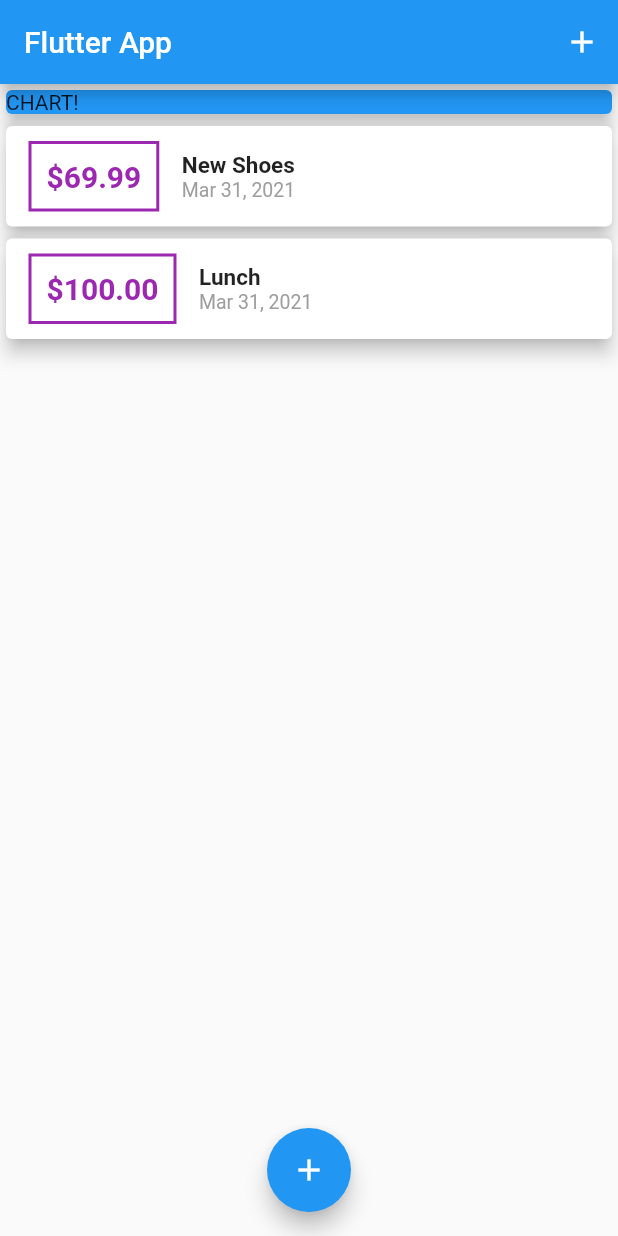
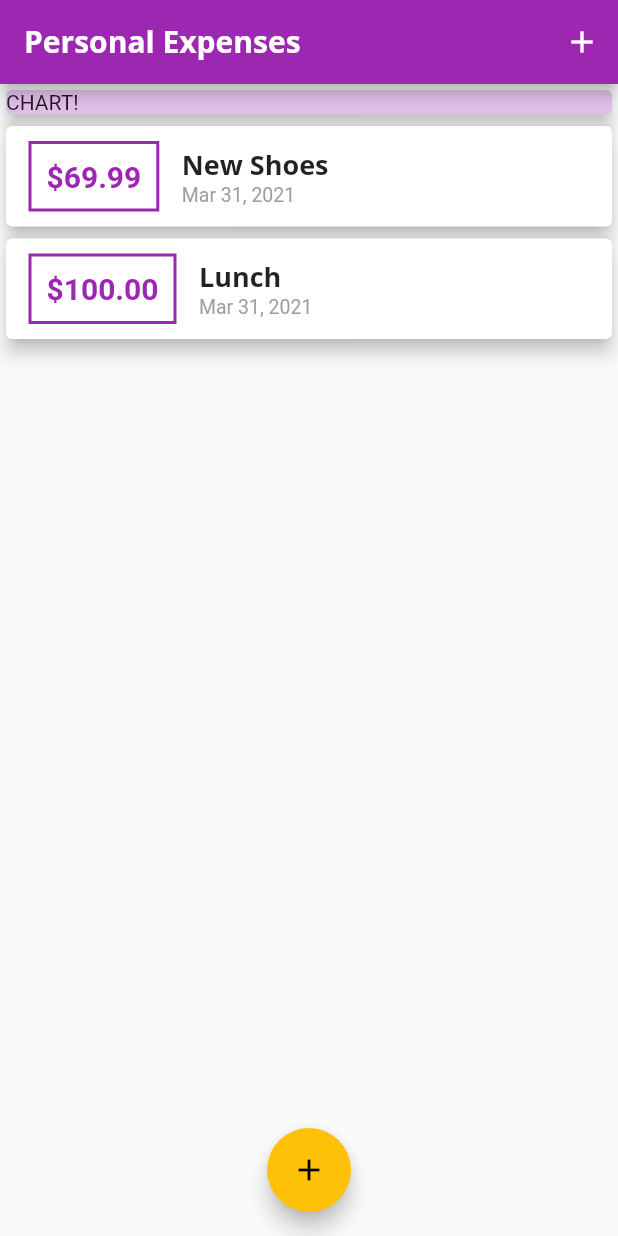
Before and after one commit to MatiSera/expenses_app, a Flutter app: the screen it shows after launch, on a phone screen of 412 x 824 dp. Run offline on Flutter 3.47's test engine with Material 2 defaults, Android fonts, the light colour scheme and no system bars.

Commit message:
ADD assets & theming

```diff
--- a/lib/main.dart
+++ b/lib/main.dart
@@ -9,8 +9,23 @@ class MyApp extends StatelessWidget {
   @override
   Widget build(BuildContext context) {
     return MaterialApp(
-      title: 'Flutter App',
+      title: 'Personal Expenses',
       home: MyHomePage(),
+      theme: ThemeData(
+          primarySwatch: Colors.purple,
+          accentColor: Colors.amber,
+          fontFamily: 'Quicksand',
+          textTheme: ThemeData.light().textTheme.copyWith(
+              headline6: TextStyle(
+                  fontFamily: 'OpenSans',
+                  fontWeight: FontWeight.bold,
+                  fontSize: 18)),
+          appBarTheme: AppBarTheme(
+              textTheme: ThemeData.light().textTheme.copyWith(
+                  headline6: TextStyle(
+                      fontFamily: 'OpenSans',
+                      fontSize: 20,
+                      fontWeight: FontWeight.bold)))),
     );
   }
 }
@@ -54,7 +69,9 @@ class _MyHomePageState extends State<MyHomePage> {
   Widget build(BuildContext context) {
     return Scaffold(
       appBar: AppBar(
-        title: Text('Flutter App'),
+        title: Text(
+          'Personal Expenses',
+        ),
         actions: [
           IconButton(
               icon: Icon(Icons.add),
@@ -68,7 +85,7 @@ class _MyHomePageState extends State<MyHomePage> {
             Container(
               width: double.infinity,
               child: Card(
-                color: Colors.blue,
+                color: Theme.of(context).primaryColorLight,
                 child: Text('CHART!'),
                 elevation: 5,
               ),
--- a/lib/widgets/transaction_list.dart
+++ b/lib/widgets/transaction_list.dart
@@ -9,8 +9,27 @@ class TransactionList extends StatelessWidget {
   @override
   Widget build(BuildContext context) {
     return Container(
-      height: 500,
-      child: ListView.builder(
+      height: 300,
+      child: transactions.isEmpty
+          ? Column(
+              children: [
+                Text(
+                  'No transactions added yet',
+                  style: Theme.of(context).textTheme.headline6,
+                ),
+                SizedBox(
+                  height: 10,
+                ),
+                Container(
+                  height: 200,
+                  child: Image.asset(
+                    'assets/images/waiting.png',
+                    fit: BoxFit.cover,
+                  ),
+                )
+              ],
+            )
+          : ListView.builder(
               itemBuilder: (ctx, index) {
                 return Card(
                   elevation: 5,
@@ -18,16 +37,18 @@ class TransactionList extends StatelessWidget {
                     children: [
                       Container(
                         // Add Margin to the Widget. Always use EdgeInstest
-                  margin: EdgeInsets.symmetric(vertical: 10, horizontal: 15),
+                        margin:
+                            EdgeInsets.symmetric(vertical: 10, horizontal: 15),
                         decoration: BoxDecoration(
-                      border: Border.all(color: Colors.purple, width: 2)),
+                            border: Border.all(
+                                color: Theme.of(ctx).primaryColor, width: 2)),
                         padding: EdgeInsets.all(10),
                         child: Text(
                           '\$${transactions[index].amount.toStringAsFixed(2)}',
                           style: TextStyle(
                               fontWeight: FontWeight.bold,
                               fontSize: 20,
-                        color: Colors.purple),
+                              color: Theme.of(ctx).primaryColor),
                         ),
                       ),
                       Column(
@@ -35,8 +56,7 @@ class TransactionList extends StatelessWidget {
                         children: [
                           Text(
                             transactions[index].title,
-                      style:
-                          TextStyle(fontWeight: FontWeight.bold, fontSize: 15),
+                            style: Theme.of(context).textTheme.headline6,
                           ),
                           Text(
                             DateFormat.yMMMd().format(transactions[index].date),
```
Also changed, not shown: pubspec.yaml (+14 -11 lines), assets/fonts/OpenSans-Bold.ttf (added), assets/fonts/OpenSans-Regular.ttf (added), assets/fonts/Quicksand-Bold.ttf (added), assets/fonts/Quicksand-Light.ttf (added), assets/fonts/Quicksand-Medium.ttf (added), assets/fonts/Quicksand-Regular.ttf (added), assets/images/waiting.png (added). Lines whose indentation alone changed are shown as unchanged.
